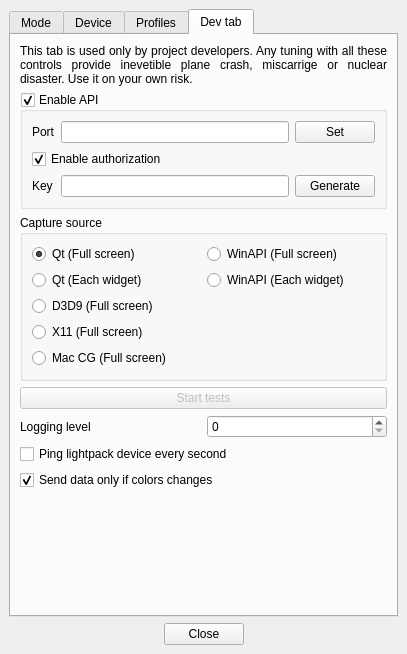
The window that Software/src/SettingsWindow.ui (Atarity/Lightpack) describes before a commit, drawn with Qt 5.
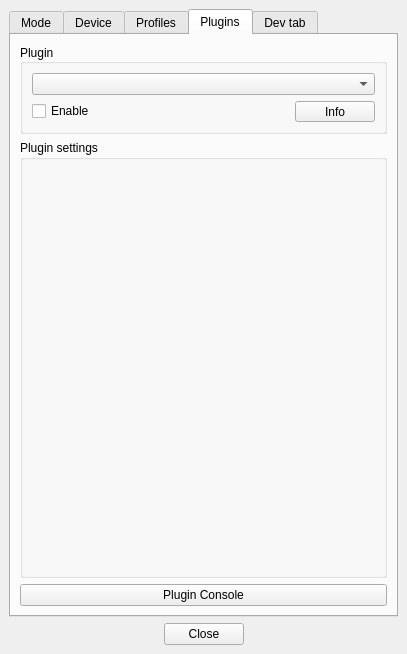
The same window after the commit. Icons and pictures are not drawn. Custom widgets are drawn as their Qt base class.

Commit message: Init plugins system

The edit to the form file:
```diff
--- a/Software/src/SettingsWindow.ui
+++ b/Software/src/SettingsWindow.ui
@@ -1253,6 +1253,103 @@
         </item>
        </layout>
       </widget>
+      <widget class="QWidget" name="tabPlugins">
+       <attribute name="title">
+        <string>Plugins</string>
+       </attribute>
+       <layout class="QVBoxLayout" name="verticalLayout_11">
+        <item>
+         <widget class="QGroupBox" name="groupBox_2">
+          <property name="sizePolicy">
+           <sizepolicy hsizetype="Preferred" vsizetype="Preferred">
+            <horstretch>0</horstretch>
+            <verstretch>0</verstretch>
+           </sizepolicy>
+          </property>
+          <property name="minimumSize">
+           <size>
+            <width>0</width>
+            <height>0</height>
+           </size>
+          </property>
+          <property name="maximumSize">
+           <size>
+            <width>1000</width>
+            <height>90</height>
+           </size>
+          </property>
+          <property name="title">
+           <string>Plugin</string>
+          </property>
+          <property name="alignment">
+           <set>Qt::AlignLeading|Qt::AlignLeft|Qt::AlignVCenter</set>
+          </property>
+          <property name="flat">
+           <bool>false</bool>
+          </property>
+          <layout class="QVBoxLayout" name="verticalLayout_14">
+           <item>
+            <widget class="QComboBox" name="cbPlugins">
+             <property name="sizePolicy">
+              <sizepolicy hsizetype="Preferred" vsizetype="Preferred">
+               <horstretch>0</horstretch>
+               <verstretch>0</verstretch>
+              </sizepolicy>
+             </property>
+            </widget>
+           </item>
+           <item>
+            <layout class="QHBoxLayout" name="horizontalLayout_8">
+             <item>
+              <widget class="QCheckBox" name="checkBox_PluginEnabled">
+               <property name="text">
+                <string>Enable</string>
+               </property>
+              </widget>
+             </item>
+             <item>
+              <spacer name="horizontalSpacer">
+               <property name="orientation">
+                <enum>Qt::Horizontal</enum>
+               </property>
+               <property name="sizeHint" stdset="0">
+                <size>
+                 <width>40</width>
+                 <height>20</height>
+                </size>
+               </property>
+              </spacer>
+             </item>
+             <item>
+              <widget class="QPushButton" name="pushButton_PluginInfo">
+               <property name="text">
+                <string>Info</string>
+               </property>
+              </widget>
+             </item>
+            </layout>
+           </item>
+          </layout>
+          <zorder>layoutWidget</zorder>
+          <zorder>cbPlugins</zorder>
+         </widget>
+        </item>
+        <item>
+         <widget class="QGroupBox" name="gbSettingBox">
+          <property name="title">
+           <string>Plugin settings</string>
+          </property>
+         </widget>
+        </item>
+        <item>
+         <widget class="QPushButton" name="pushButton_ConsolePlugin">
+          <property name="text">
+           <string>Plugin Console</string>
+          </property>
+         </widget>
+        </item>
+       </layout>
+      </widget>
       <widget class="QWidget" name="tabDevTab">
        <attribute name="title">
         <string>Dev tab</string>
```
The commit also changes 342 other files.
